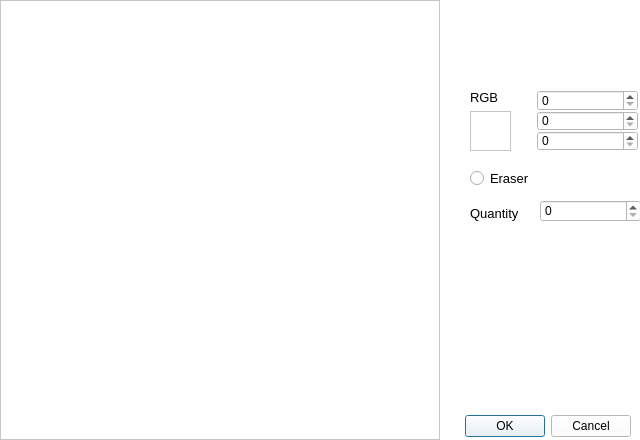
Before: the Qt Designer form makepicture.ui in BGDNick/Optics, drawn with Qt 5.
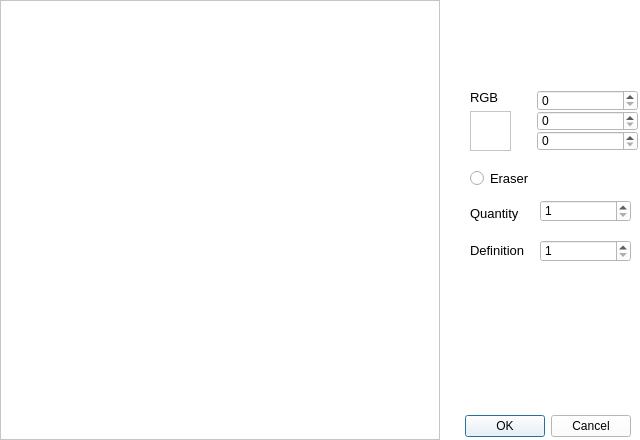
After: the same form once the commit is applied.

```diff
--- a/makepicture.ui
+++ b/makepicture.ui
@@ -131,10 +131,16 @@
     <rect>
      <x>540</x>
      <y>200</y>
-     <width>101</width>
+     <width>91</width>
      <height>22</height>
     </rect>
    </property>
+   <property name="minimum">
+    <number>1</number>
+   </property>
+   <property name="maximum">
+    <number>100</number>
+   </property>
   </widget>
   <widget class="QLabel" name="label_2">
    <property name="geometry">
@@ -154,6 +160,40 @@
     <string>Quantity</string>
    </property>
   </widget>
+  <widget class="QLabel" name="label_3">
+   <property name="geometry">
+    <rect>
+     <x>470</x>
+     <y>240</y>
+     <width>61</width>
+     <height>21</height>
+    </rect>
+   </property>
+   <property name="font">
+    <font>
+     <pointsize>10</pointsize>
+    </font>
+   </property>
+   <property name="text">
+    <string>Definition</string>
+   </property>
+  </widget>
+  <widget class="QSpinBox" name="spinBoxDefinition">
+   <property name="geometry">
+    <rect>
+     <x>540</x>
+     <y>240</y>
+     <width>91</width>
+     <height>22</height>
+    </rect>
+   </property>
+   <property name="minimum">
+    <number>1</number>
+   </property>
+   <property name="maximum">
+    <number>100</number>
+   </property>
+  </widget>
  </widget>
  <resources/>
  <connections>
```
